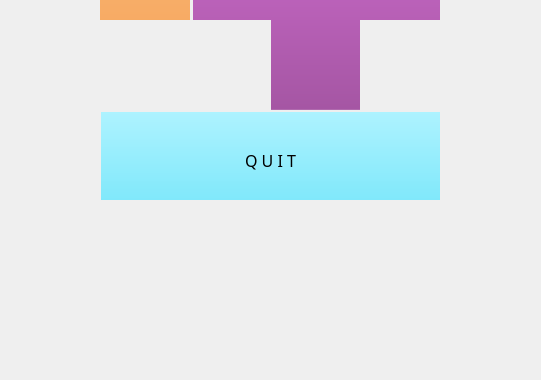
Before: the Qt Designer form MenuWindow.ui in Rodrigo-BZ/Tetris, drawn with Qt 5; both pictures show x 140 to 681 and y 320 to 700 of the 800 by 700 pixel window.
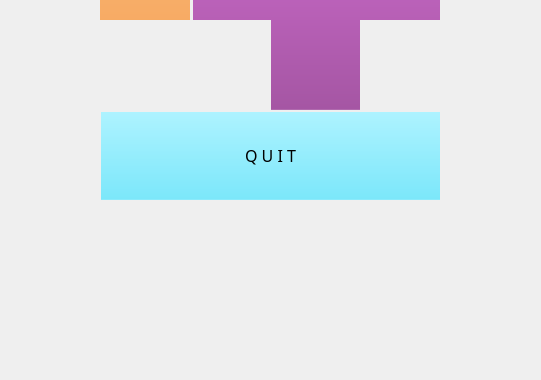
After: the same form once the commit is applied. Icons and pictures are not drawn.

```diff
--- a/MenuWindow.ui
+++ b/MenuWindow.ui
@@ -41,7 +41,7 @@
       <x>220</x>
       <y>430</y>
       <width>381</width>
-      <height>101</height>
+      <height>91</height>
      </rect>
     </property>
     <property name="font">
```
